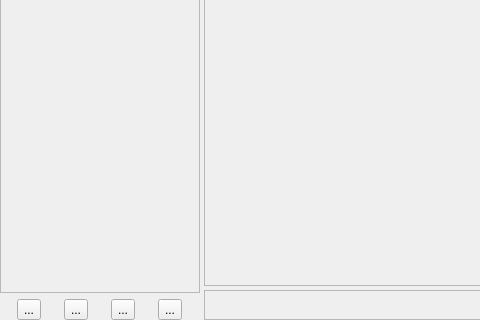
This is gui/HipGISAXSGUI.ui in ronpandolfi/Xi-cam as Qt 5 draws it before an edit; both pictures show x 0 to 480 and y 435 to 755 of the 1280 by 755 pixel window. The edited form follows.
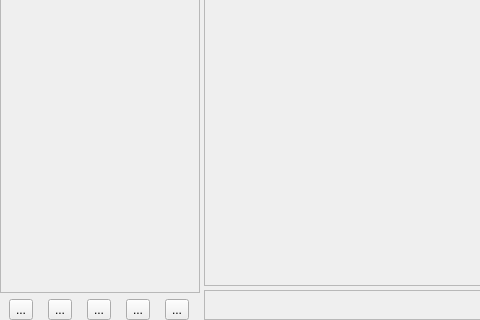
This is the edited form. Icons and pictures are not drawn.

Diff of the .ui file:
```diff
--- a/gui/HipGISAXSGUI.ui
+++ b/gui/HipGISAXSGUI.ui
@@ -163,6 +163,24 @@
                                                 </property>
                                             </widget>
                                         </item>
+                                        <item>
+                                            <widget class="QToolButton" name="runRemote">
+                                                <property name="text">
+                                                    <string>...</string>
+                                                </property>
+                                                <property name="icon">
+                                                    <iconset>
+                                                        <normaloff>gui/icons_4.png</normaloff>gui/icons_4.png
+                                                    </iconset>
+                                                </property>
+                                                <property name="iconSize">
+                                                    <size>
+                                                        <width>32</width>
+                                                        <height>32</height>
+                                                    </size>
+                                                </property>
+                                            </widget>
+                                        </item>
                                     </layout>
                                 </item>
                             </layout>
```
